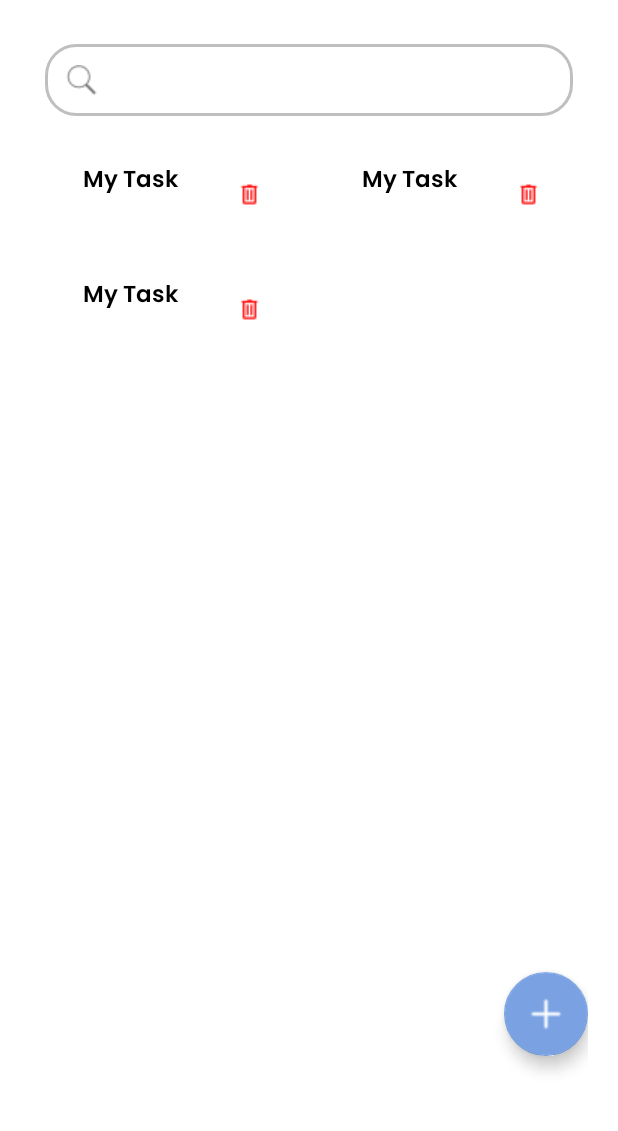
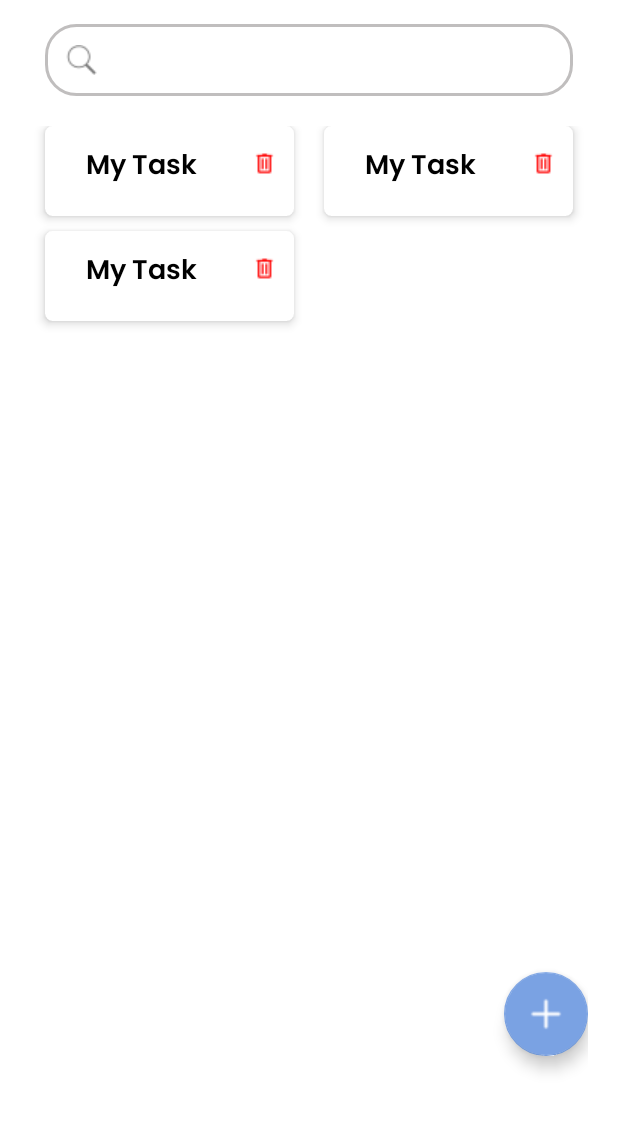
Before and after one commit to TA-PBB/client-side, an Android app: the layout activity_main.xml on its own in the app's theme, with its tools: preview values and no code run, on a phone screen of 412 x 824 dp, the part 105-1236 px from its top. Run offline under Robolectric (Android 15) with nearby library versions, the phone set to English and light mode, and no system bars.

Commit message:
Revisi Card Layout

```diff
--- a/app/src/main/java/com/example/taskmaster/ui/DetailPage.kt
+++ b/app/src/main/java/com/example/taskmaster/ui/DetailPage.kt
@@ -10,6 +10,7 @@ import android.widget.CheckBox
 import android.widget.EditText
 import android.widget.ImageButton
 import android.widget.LinearLayout
+import android.widget.Toast
 import androidx.appcompat.app.AppCompatActivity
 import com.example.taskmaster.R
 import com.example.taskmaster.api.ApiClient
@@ -19,6 +20,7 @@ import com.example.taskmaster.model.TaskItem
 import retrofit2.Call
 import retrofit2.Callback
 import retrofit2.Response
+
 
 class DetailPage : AppCompatActivity() {
 
@@ -51,10 +53,10 @@ class DetailPage : AppCompatActivity() {
         }
 
         backButton.setOnClickListener {
-            saveData {
+
                 val intent = Intent(this, MainActivity::class.java)
                 startActivity(intent)
-            }
+
         }
 
         editText.setOnEditorActionListener { _, actionId, event ->
@@ -163,6 +165,7 @@ class DetailPage : AppCompatActivity() {
                         val errorBody = response.errorBody()?.string()
                         Log.e("DetailPage", "Failed to update task item: ${response.code()} $errorBody")
                         Log.e("DetailPage", "Response message: ${response.message()}")
+
                     }
                 }
 
@@ -220,9 +223,11 @@ class DetailPage : AppCompatActivity() {
                     val savedTask = response.body()!!
                     Log.e("DetailPage", "Response success: $savedTask")
                     saveTaskItems(savedTask.id, onComplete)
+                    Toast.makeText(this@DetailPage, "Task saved successfully", Toast.LENGTH_SHORT).show()
                 }else {
                     Log.e("DetailPage", "Save task failed with response code: ${response.code()}")
                     Log.e("DetailPage", "Response message: ${response.message()}")
+                    Toast.makeText(this@DetailPage, "Task saved Failed", Toast.LENGTH_SHORT).show()
                 }
             }
 
--- a/app/src/main/res/layout/activity_detail_page.xml
+++ b/app/src/main/res/layout/activity_detail_page.xml
@@ -28,8 +28,8 @@
 
             <ImageButton
                 android:id="@+id/saveBtn"
-                android:layout_width="wrap_content"
-                android:layout_height="wrap_content"
+                android:layout_width="50dp"
+                android:layout_height="50dp"
                 android:layout_alignParentRight="true"
                 android:background="@color/white"
                 android:src="@drawable/save"/>
--- a/app/src/main/res/layout/activity_main.xml
+++ b/app/src/main/res/layout/activity_main.xml
@@ -13,7 +13,7 @@
     <RelativeLayout
         android:layout_width="wrap_content"
         android:layout_height="wrap_content"
-        android:layout_marginBottom="5dp"
+        android:layout_marginBottom="2dp"
         android:layout_alignParentTop="true">
 
         <TextView
@@ -45,7 +45,6 @@
         android:layout_alignParentStart="true"
         android:layout_marginRight="10dp"
         android:layout_marginLeft="10dp"
-        android:layout_marginTop="10dp"
         android:layout_marginBottom="10dp"
         app:startIconDrawable="@drawable/iconsearch"
         app:endIconMode="clear_text">
--- a/app/src/main/res/layout/checkbox_layout.xml
+++ b/app/src/main/res/layout/checkbox_layout.xml
@@ -2,7 +2,7 @@
     android:layout_width="match_parent"
     android:layout_height="wrap_content"
     android:orientation="horizontal"
-    android:paddingLeft="15dp">
+    >
 
     <CheckBox
         android:id="@+id/checkbox"
@@ -22,6 +22,7 @@
         android:fontFamily="@font/poppinsregular"
         android:singleLine="true"
         android:hint="description"
+        android:textSize="12dp"
         android:imeOptions="actionDone"
         android:inputType="text" />
 </LinearLayout>
--- a/app/src/main/res/layout/task_card_main.xml
+++ b/app/src/main/res/layout/task_card_main.xml
@@ -1,11 +1,13 @@
 <?xml version="1.0" encoding="utf-8"?>
-<LinearLayout xmlns:android="http://schemas.android.com/apk/res/android"
+<androidx.cardview.widget.CardView xmlns:android="http://schemas.android.com/apk/res/android"
+    xmlns:tools="http://schemas.android.com/tools"
+    xmlns:app="http://schemas.android.com/apk/res-auto"
     android:layout_width="match_parent"
     android:layout_height="wrap_content"
-    xmlns:tools="http://schemas.android.com/tools"
-    xmlns:app="http://schemas.android.com/apk/res-auto"
     android:orientation="horizontal"
     android:clipToOutline="true"
+    app:cardCornerRadius="5dp"
+    app:cardElevation="4dp"
     android:layout_marginHorizontal="10dp"
     android:outlineProvider="background"
     android:scaleType="centerCrop"
@@ -13,35 +15,43 @@
     android:padding="10dp">
 
     <!--Card Task-->
+
     <LinearLayout
-        android:layout_width="90dp"
+        android:layout_width="match_parent"
         android:layout_height="wrap_content"
         android:layout_weight="1"
         android:orientation="vertical">
 
-        <LinearLayout
-            android:layout_width="90dp"
+        <RelativeLayout
+            android:layout_width="match_parent"
             android:layout_height="wrap_content"
-            android:layout_weight="1"
-            android:orientation="vertical"
-            android:paddingLeft="15dp">
+            android:orientation="horizontal"
+            android:paddingLeft="15dp"
+            android:layout_alignParentTop="true">
 
             <TextView
                 android:id="@+id/Task"
-                android:layout_width="74dp"
-                android:layout_height="wrap_content"
+                android:layout_width="wrap_content"
+                android:layout_height="50dp"
                 android:fontFamily="@font/poppinssemibold"
+                android:padding="12dp"
                 android:text="My Task"
                 android:textColor="@color/black"
-                android:textSize="15dp"
+                android:textSize="18dp"
                 android:textStyle="bold" />
-        </LinearLayout>
 
+            <ImageButton
+                android:id="@+id/deleteButton"
+                android:layout_width="40dp"
+                android:layout_height="50dp"
+                android:src="@drawable/icon_delete"
+                android:layout_alignParentRight="true"
+                android:background="@drawable/round_icon" />
+        </RelativeLayout>
 
         <LinearLayout
-            android:layout_width="wrap_content"
+            android:layout_width="match_parent"
             android:layout_height="wrap_content"
-            android:layout_weight="1"
             android:orientation="horizontal"
             android:paddingLeft="15dp">
 
@@ -49,27 +59,12 @@
                 android:id="@+id/recyclerViewCheckBoxCard"
                 app:layoutManager="androidx.recyclerview.widget.GridLayoutManager"
                 app:spanCount="1"
-                android:layout_width="273dp"
+                android:layout_width="match_parent"
                 android:layout_height="wrap_content"
-                android:layout_marginTop="10dp"
                 android:layout_marginBottom="10dp"
                 tools:listitem="@layout/checkbox_layout" />
         </LinearLayout>
 
-
     </LinearLayout>
 
-    <LinearLayout
-        android:layout_width="wrap_content"
-        android:layout_height="match_parent"
-        android:orientation="vertical">
-
-        <ImageButton
-            android:id="@+id/deleteButton"
-            android:layout_width="40dp"
-            android:layout_height="40dp"
-            android:src="@drawable/icon_delete"
-            android:background="@drawable/round_icon"
-            android:layout_marginTop="2dp"/>
-    </LinearLayout>
-</LinearLayout>
+</androidx.cardview.widget.CardView>
```
